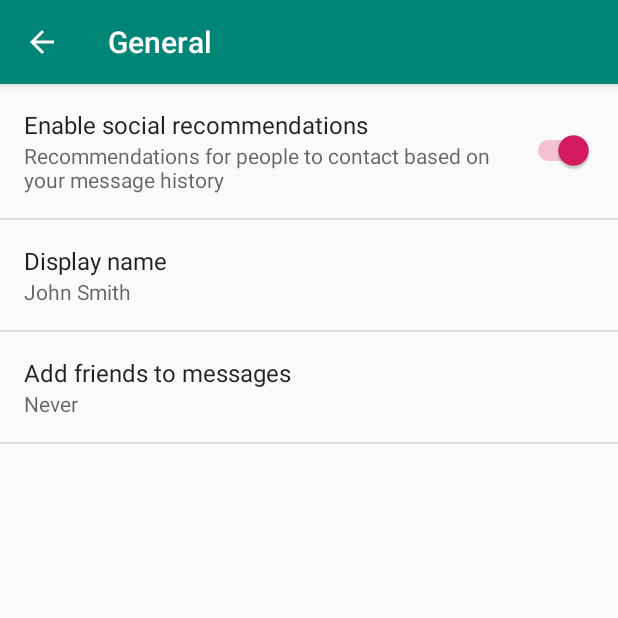
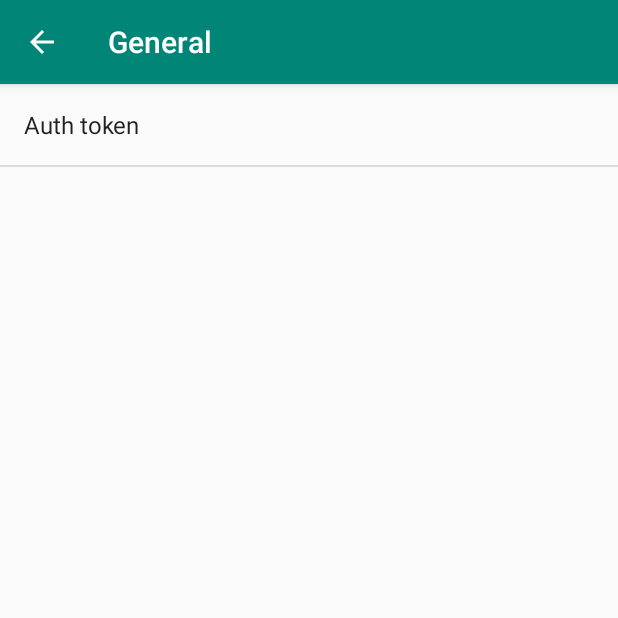
Before and after one commit to SystemZ/HomeTab, an Android app: the SettingsActivity screen opened directly, with no data from a screen before it, after a tap on "General", on a phone screen of 412 x 824 dp, the top half of it. Run offline under Robolectric (Android 15) with nearby library versions, the phone set to English and light mode, and no system bars.

Commit message:
Cleanup settings page, save auth token via preferences

```diff
--- a/app/src/main/java/pl/systemz/tasktab/SettingsActivity.java
+++ b/app/src/main/java/pl/systemz/tasktab/SettingsActivity.java
@@ -155,11 +155,12 @@ public class SettingsActivity extends AppCompatPreferenceActivity {
      * This method stops fragment injection in malicious applications.
      * Make sure to deny any unknown fragments here.
      */
+
     protected boolean isValidFragment(String fragmentName) {
         return PreferenceFragment.class.getName().equals(fragmentName)
-                || GeneralPreferenceFragment.class.getName().equals(fragmentName)
-                || DataSyncPreferenceFragment.class.getName().equals(fragmentName)
-                || NotificationPreferenceFragment.class.getName().equals(fragmentName);
+                || GeneralPreferenceFragment.class.getName().equals(fragmentName);
+//                || DataSyncPreferenceFragment.class.getName().equals(fragmentName)
+//                || NotificationPreferenceFragment.class.getName().equals(fragmentName);
     }
 
     /**
@@ -178,8 +179,8 @@ public class SettingsActivity extends AppCompatPreferenceActivity {
             // to their values. When their values change, their summaries are
             // updated to reflect the new value, per the Android Design
             // guidelines.
-            bindPreferenceSummaryToValue(findPreference("example_text"));
-            bindPreferenceSummaryToValue(findPreference("example_list"));
+//            bindPreferenceSummaryToValue(findPreference("example_text"));
+//            bindPreferenceSummaryToValue(findPreference("example_list"));
         }
 
         @Override
@@ -197,6 +198,7 @@ public class SettingsActivity extends AppCompatPreferenceActivity {
      * This fragment shows notification preferences only. It is used when the
      * activity is showing a two-pane settings UI.
      */
+    /*
     @TargetApi(Build.VERSION_CODES.HONEYCOMB)
     public static class NotificationPreferenceFragment extends PreferenceFragment {
         @Override
@@ -222,11 +224,14 @@ public class SettingsActivity extends AppCompatPreferenceActivity {
             return super.onOptionsItemSelected(item);
         }
     }
+     */
 
     /**
      * This fragment shows data and sync preferences only. It is used when the
      * activity is showing a two-pane settings UI.
      */
+
+    /*
     @TargetApi(Build.VERSION_CODES.HONEYCOMB)
     public static class DataSyncPreferenceFragment extends PreferenceFragment {
         @Override
@@ -252,4 +257,5 @@ public class SettingsActivity extends AppCompatPreferenceActivity {
             return super.onOptionsItemSelected(item);
         }
     }
+     */
 }
--- a/app/src/main/java/pl/systemz/tasktab/api/Client.java
+++ b/app/src/main/java/pl/systemz/tasktab/api/Client.java
@@ -1,4 +1,6 @@
 package pl.systemz.tasktab.api;
+
+import android.content.Context;
 
 import java.util.List;
 
@@ -10,6 +12,7 @@ import retrofit2.http.POST;
 import retrofit2.http.Path;
 
 public class Client {
+    Context context;
     public static final String API_URL = "http://192.168.2.88:3000/api/v1/";
     private static Client instance = null;
     private GitHub github;
@@ -76,8 +79,46 @@ public class Client {
         return instance;
     }
 
+//    private SharedPreferences prefs;
+
+//    private String authToken;
+//
+//    public ServiceInterceptor(String authToken) {
+//        this.authToken = authToken;
+//    }
+
+//    class ServiceInterceptor implements Interceptor{
+//        @NonNull
+//        @Override
+//        public okhttp3.Response intercept(@NonNull Chain chain) throws IOException {
+//            Request request = chain.request();
+//            if (request.header("No-Authentication") == null){
+//                SharedPreferences sharedPref = ???.getSharedPreferences(USER, Context.MODE_PRIVATE);
+//                        request = request.newBuilder()
+//                        .addHeader("Authorization", "JWT " + sharedPref.getString("auth_token", null))
+//                        .build();
+//            }
+//            return chain.proceed(request);
+//        }
+//    }
+
+
     private void buildRetrofit(String url) {
+//        SharedPreferences prefs = PreferenceManager.getDefaultSharedPreferences(context);
+//        final String token = prefs.getString("auth_token","testtoken");
+//
+//        OkHttpClient client = new OkHttpClient.Builder().addInterceptor(new Interceptor() {
+//            @Override
+//            public Response intercept(Chain chain) throws IOException {
+//                Request newRequest  = chain.request().newBuilder()
+//                        .addHeader("Authorization", "Bearer " + token)
+//                        .build();
+//                return chain.proceed(newRequest);
+//            }
+//        }).build();
+
         Retrofit retrofit = new Retrofit.Builder()
+//                .client(client)
                 .baseUrl(url)
                 .addConverterFactory(GsonConverterFactory.create())
                 .build();
--- a/app/src/main/res/values/strings.xml
+++ b/app/src/main/res/values/strings.xml
@@ -22,6 +22,7 @@
 
     <string name="pref_title_display_name">Display name</string>
     <string name="pref_default_display_name">John Smith</string>
+    <string name="pref_token_display_name">Auth token</string>
 
     <string name="pref_title_add_friends_to_messages">Add friends to messages</string>
     <string-array name="pref_example_list_titles">
--- a/app/src/main/res/xml/pref_general.xml
+++ b/app/src/main/res/xml/pref_general.xml
@@ -1,33 +1,10 @@
 <PreferenceScreen xmlns:android="http://schemas.android.com/apk/res/android">
 
-    <SwitchPreference
-        android:defaultValue="true"
-        android:key="example_switch"
-        android:summary="@string/pref_description_social_recommendations"
-        android:title="@string/pref_title_social_recommendations" />
-
-    <!-- NOTE: EditTextPreference accepts EditText attributes. -->
-    <!-- NOTE: EditTextPreference's summary should be set to its value by the activity code. -->
     <EditTextPreference
-        android:capitalize="words"
-        android:defaultValue="@string/pref_default_display_name"
-        android:inputType="textCapWords"
-        android:key="example_text"
-        android:maxLines="1"
+        android:defaultValue="@string/pref_token_display_name"
+        android:key="auth_token"
         android:selectAllOnFocus="true"
         android:singleLine="true"
-        android:title="@string/pref_title_display_name" />
-
-    <!-- NOTE: Hide buttons to simplify the UI. Users can touch outside the dialog to
-         dismiss it. -->
-    <!-- NOTE: ListPreference's summary should be set to its value by the activity code. -->
-    <ListPreference
-        android:defaultValue="-1"
-        android:entries="@array/pref_example_list_titles"
-        android:entryValues="@array/pref_example_list_values"
-        android:key="example_list"
-        android:negativeButtonText="@null"
-        android:positiveButtonText="@null"
-        android:title="@string/pref_title_add_friends_to_messages" />
+        android:title="@string/pref_token_display_name" />
 
 </PreferenceScreen>
--- a/app/src/main/res/xml/pref_headers.xml
+++ b/app/src/main/res/xml/pref_headers.xml
@@ -7,6 +7,7 @@
         android:icon="@drawable/ic_info_black_24dp"
         android:title="@string/pref_header_general" />
 
+    <!--
     <header
         android:fragment="pl.systemz.tasktab.SettingsActivity$NotificationPreferenceFragment"
         android:icon="@drawable/ic_notifications_black_24dp"
@@ -17,4 +18,5 @@
         android:icon="@drawable/ic_sync_black_24dp"
         android:title="@string/pref_header_data_sync" />
 
+      -->
 </preference-headers>
--- a/build.gradle
+++ b/build.gradle
@@ -7,7 +7,7 @@ buildscript {
 
     }
     dependencies {
-        classpath 'com.android.tools.build:gradle:3.5.0'
+        classpath 'com.android.tools.build:gradle:3.5.1'
 
         // NOTE: Do not place your application dependencies here; they belong
         // in the individual module build.gradle files
```
